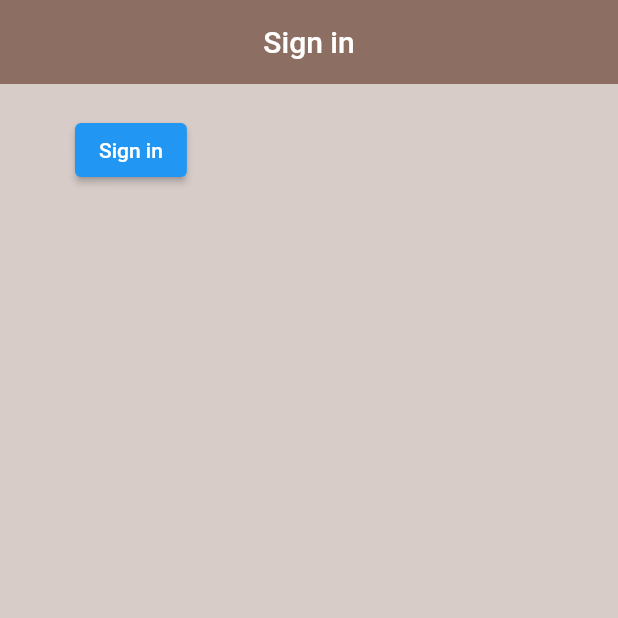
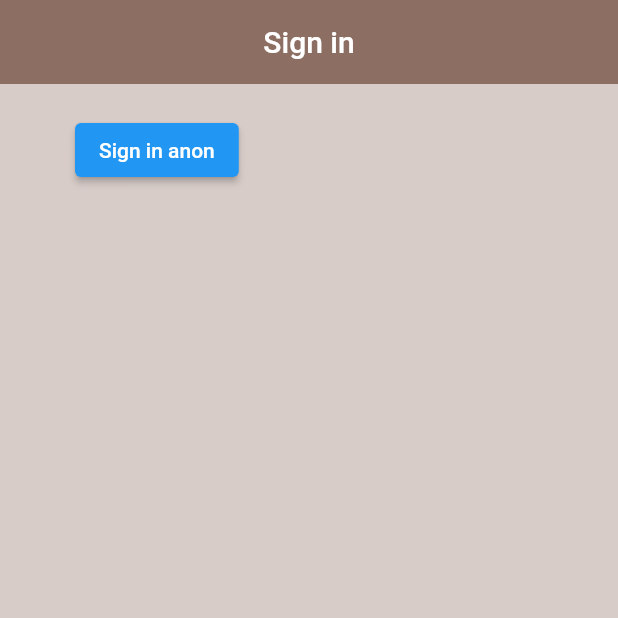
Before and after one commit to kenVis1529/Brew-crew, a Flutter app: the screen it shows after launch, on a phone screen of 412 x 824 dp, the top half of it. Run offline on Flutter 3.47's test engine with Material 2 defaults, Android fonts, the phone set to English and light mode, and no system bars; our stand-ins replace firebase_auth, firebase_core; accounts and stored records are empty.

Commit message:
Signing Out

```diff
--- a/lib/screens/authenticate/sign_in.dart
+++ b/lib/screens/authenticate/sign_in.dart
@@ -36,7 +36,7 @@ class _SignInState extends State<SignIn> {
                   log(result.uid.toString());
                 }
               },
-              child: const Text('Sign in'),
+              child: const Text('Sign in anon'),
             )
           ],
         ),
--- a/lib/screens/wrapper.dart
+++ b/lib/screens/wrapper.dart
@@ -1,6 +1,7 @@
 import 'dart:developer';
 
 import 'package:brewcrew/screens/authenticate/authenticate.dart';
+import 'package:brewcrew/screens/home/home.dart';
 import 'package:flutter/material.dart';
 import 'package:brewcrew/modules/user.dart';
 import 'package:provider/provider.dart';
@@ -15,6 +16,8 @@ class Wrapper extends StatelessWidget {
     final user = Provider.of<MyUser?>(context);
     log(user.toString());
 
-    return const Authenticate();
+    /// Nếu là user chưa sign up hay bấm log out thì chuyển đến Home page
+    /// và signed in rồi thì chuyển đến Authenticate page
+    return (user == null) ? const Authenticate() : Home();
   }
 }
```
Also changed, not shown: lib/screens/home/home.dart (+32 -2 lines), lib/services/auth.dart (+7 -0 lines).
